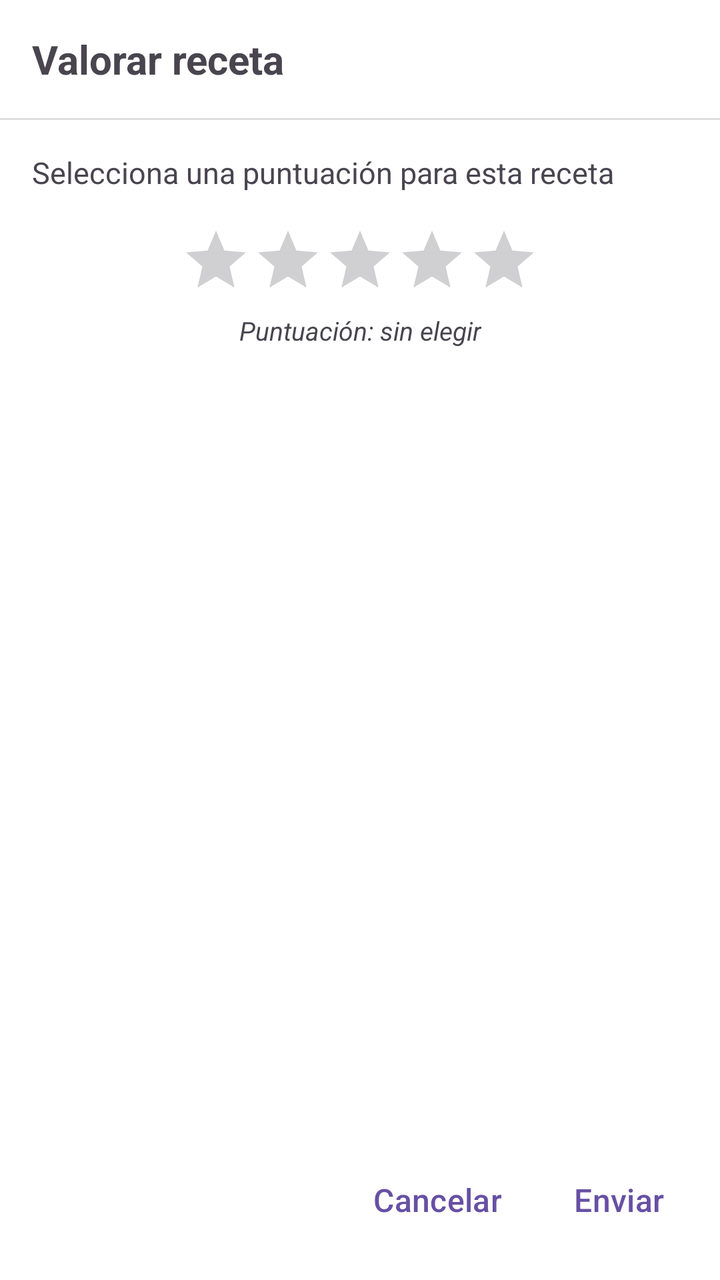
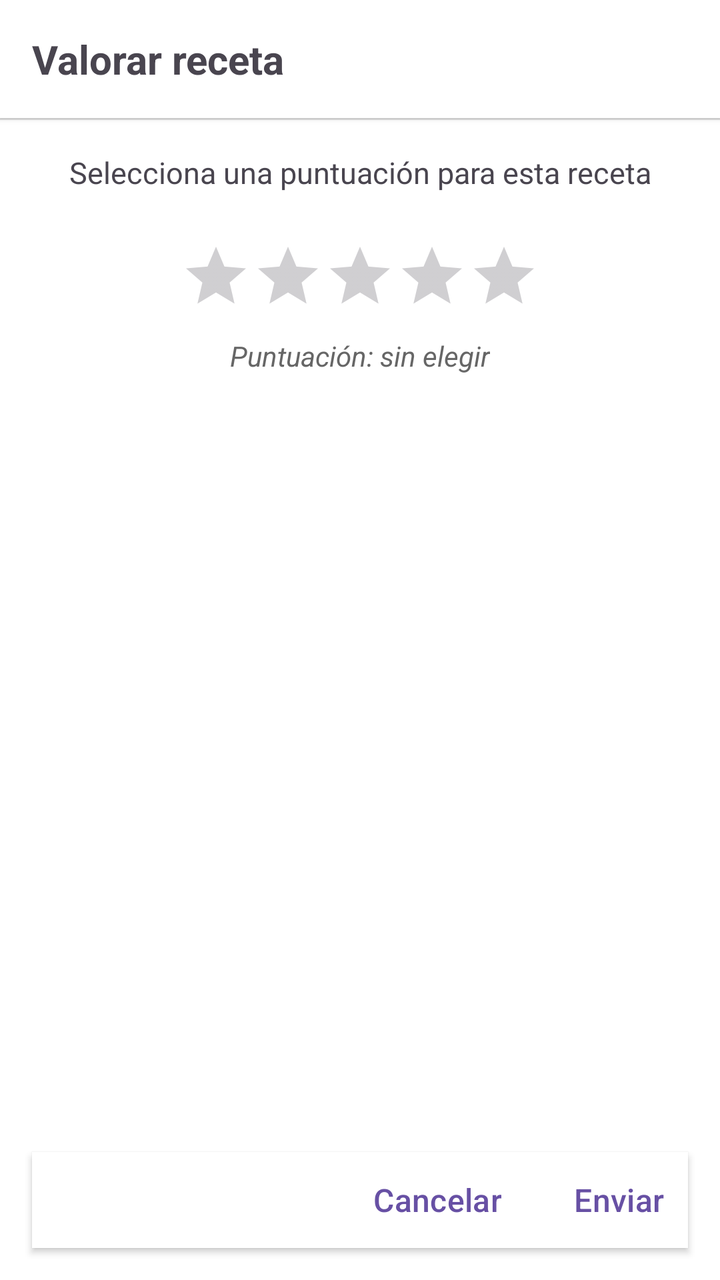

Two renders of the same Android screen: before a commit and after it. Below are the layout's source before the change and the commit's diff.
<!-- AndroidManifest.xml: application theme Theme.RefriMancia -->
<!-- res/layout/popup_valoracion.xml -->
<?xml version="1.0" encoding="utf-8"?>
<androidx.constraintlayout.widget.ConstraintLayout xmlns:android="http://schemas.android.com/apk/res/android"
    xmlns:app="http://schemas.android.com/apk/res-auto"
    android:layout_width="match_parent"
    android:layout_height="match_parent"
    android:background="@android:color/white">

    <TextView
        android:id="@+id/tv_valoracion_titulo"
        android:layout_width="0dp"
        android:layout_height="wrap_content"
        android:padding="16dp"
        android:text="@string/review_dialog_title"
        android:textSize="20sp"
        android:textStyle="bold"
        app:layout_constraintEnd_toEndOf="parent"
        app:layout_constraintStart_toStartOf="parent"
        app:layout_constraintTop_toTopOf="parent" />

    <View
        android:id="@+id/valoracion_divider"
        android:layout_width="match_parent"
        android:layout_height="1dp"
        android:background="#DDDDDD"
        app:layout_constraintTop_toBottomOf="@id/tv_valoracion_titulo" />

    <TextView
        android:id="@+id/tv_valoracion_receta"
        android:layout_width="0dp"
        android:layout_height="wrap_content"
        android:layout_marginStart="16dp"
        android:layout_marginTop="16dp"
        android:layout_marginEnd="16dp"
        android:text="@string/review_dialog_hint"
        android:textSize="15sp"
        app:layout_constraintEnd_toEndOf="parent"
        app:layout_constraintStart_toStartOf="parent"
        app:layout_constraintTop_toBottomOf="@id/valoracion_divider" />

    <RatingBar
            android:id="@+id/rb_valoracion"
            style="@style/Widget.AppCompat.RatingBar.Indicator"
            android:layout_width="wrap_content"
            android:layout_height="wrap_content"
            android:layout_marginTop="16dp"
            android:numStars="5"
            android:stepSize="1"
            android:rating="0"
            app:layout_constraintEnd_toEndOf="parent"
            app:layout_constraintStart_toStartOf="parent"
            app:layout_constraintTop_toBottomOf="@id/tv_valoracion_receta"
            android:isIndicator="false" />

    <TextView
        android:id="@+id/tv_valoracion_seleccionada"
        android:layout_width="wrap_content"
        android:layout_height="wrap_content"
        android:layout_marginTop="8dp"
        android:text="@string/review_dialog_selection_empty"
        android:textSize="13sp"
        android:textStyle="italic"
        app:layout_constraintEnd_toEndOf="parent"
        app:layout_constraintStart_toStartOf="parent"
        app:layout_constraintTop_toBottomOf="@id/rb_valoracion" />

    <LinearLayout
        android:id="@+id/layout_botones_valoracion"
        style="?android:attr/buttonBarStyle"
        android:layout_width="0dp"
        android:layout_height="wrap_content"
        android:layout_margin="16dp"
        android:orientation="horizontal"
        android:gravity="end"
        app:layout_constraintBottom_toBottomOf="parent"
        app:layout_constraintEnd_toEndOf="parent"
        app:layout_constraintStart_toStartOf="parent">

        <Button
                android:id="@+id/btn_cancelar_valoracion"
                android:layout_width="wrap_content"
                android:layout_height="wrap_content"
                android:text="@string/review_dialog_cancel"
                style="?android:attr/buttonBarButtonStyle"
                android:textSize="16sp" />

        <Button
                android:id="@+id/btn_enviar_valoracion"
                android:layout_width="wrap_content"
                android:layout_height="wrap_content"
                android:layout_marginStart="12dp"
                android:text="@string/review_dialog_send"
                style="?android:attr/buttonBarButtonStyle"
                android:textSize="16sp" />
    </LinearLayout>

</androidx.constraintlayout.widget.ConstraintLayout>
<!-- resources referenced by this layout -->
<resources>
  <string name="review_dialog_cancel">Cancelar</string>
  <string name="review_dialog_hint">Selecciona una puntuación para esta receta</string>
  <string name="review_dialog_selection_empty">Puntuación: sin elegir</string>
  <string name="review_dialog_send">Enviar</string>
  <string name="review_dialog_title">Valorar receta</string>
  <style name="Theme.RefriMancia" parent="Base.Theme.RefriMancia" />
  <style name="Base.Theme.RefriMancia" parent="Theme.Material3.DayNight.NoActionBar">
          
          
          <item name="android:statusBarColor">?attr/colorPrimary</item>
          <item name="android:windowLightStatusBar">false</item>
          
      </style>
</resources>

<!-- the commit's change to res/layout/popup_valoracion.xml (unified diff, before → after) -->
@@ -1,10 +1,12 @@
 <?xml version="1.0" encoding="utf-8"?>
-<androidx.constraintlayout.widget.ConstraintLayout xmlns:android="http://schemas.android.com/apk/res/android"
+<androidx.constraintlayout.widget.ConstraintLayout 
+    xmlns:android="http://schemas.android.com/apk/res/android"
     xmlns:app="http://schemas.android.com/apk/res-auto"
     android:layout_width="match_parent"
     android:layout_height="match_parent"
     android:background="@android:color/white">
 
+    
     <TextView
         android:id="@+id/tv_valoracion_titulo"
         android:layout_width="0dp"
@@ -13,10 +15,13 @@
         android:text="@string/review_dialog_title"
         android:textSize="20sp"
         android:textStyle="bold"
+        android:background="@android:color/white"
+        android:elevation="2dp"
         app:layout_constraintEnd_toEndOf="parent"
         app:layout_constraintStart_toStartOf="parent"
         app:layout_constraintTop_toTopOf="parent" />
 
+    
     <View
         android:id="@+id/valoracion_divider"
         android:layout_width="match_parent"
@@ -24,6 +29,7 @@
         android:background="#DDDDDD"
         app:layout_constraintTop_toBottomOf="@id/tv_valoracion_titulo" />
 
+    
     <TextView
         android:id="@+id/tv_valoracion_receta"
         android:layout_width="0dp"
@@ -33,36 +39,42 @@
         android:layout_marginEnd="16dp"
         android:text="@string/review_dialog_hint"
         android:textSize="15sp"
+        android:gravity="center"
         app:layout_constraintEnd_toEndOf="parent"
         app:layout_constraintStart_toStartOf="parent"
         app:layout_constraintTop_toBottomOf="@id/valoracion_divider" />
 
+    
     <RatingBar
-            android:id="@+id/rb_valoracion"
-            style="@style/Widget.AppCompat.RatingBar.Indicator"
-            android:layout_width="wrap_content"
-            android:layout_height="wrap_content"
-            android:layout_marginTop="16dp"
-            android:numStars="5"
-            android:stepSize="1"
-            android:rating="0"
-            app:layout_constraintEnd_toEndOf="parent"
-            app:layout_constraintStart_toStartOf="parent"
-            app:layout_constraintTop_toBottomOf="@id/tv_valoracion_receta"
-            android:isIndicator="false" />
+        android:id="@+id/rb_valoracion"
+        style="@style/Widget.AppCompat.RatingBar.Indicator"
+        android:layout_width="wrap_content"
+        android:layout_height="wrap_content"
+        android:layout_marginTop="24dp"
+        android:numStars="5"
+        android:stepSize="1"
+        android:rating="0"
+        android:isIndicator="false"
+        android:progressTint="?attr/colorPrimary"
+        app:layout_constraintEnd_toEndOf="parent"
+        app:layout_constraintStart_toStartOf="parent"
+        app:layout_constraintTop_toBottomOf="@id/tv_valoracion_receta" />
 
+    
     <TextView
         android:id="@+id/tv_valoracion_seleccionada"
         android:layout_width="wrap_content"
         android:layout_height="wrap_content"
-        android:layout_marginTop="8dp"
+        android:layout_marginTop="12dp"
         android:text="@string/review_dialog_selection_empty"
-        android:textSize="13sp"
+        android:textSize="14sp"
         android:textStyle="italic"
+        android:textColor="#666666"
         app:layout_constraintEnd_toEndOf="parent"
         app:layout_constraintStart_toStartOf="parent"
         app:layout_constraintTop_toBottomOf="@id/rb_valoracion" />
 
+    
     <LinearLayout
         android:id="@+id/layout_botones_valoracion"
         style="?android:attr/buttonBarStyle"
@@ -71,26 +83,32 @@
         android:layout_margin="16dp"
         android:orientation="horizontal"
         android:gravity="end"
+        android:elevation="2dp"
+        android:background="@android:color/white"
         app:layout_constraintBottom_toBottomOf="parent"
         app:layout_constraintEnd_toEndOf="parent"
         app:layout_constraintStart_toStartOf="parent">
 
+        
         <Button
-                android:id="@+id/btn_cancelar_valoracion"
-                android:layout_width="wrap_content"
-                android:layout_height="wrap_content"
-                android:text="@string/review_dialog_cancel"
-                style="?android:attr/buttonBarButtonStyle"
-                android:textSize="16sp" />
+            android:id="@+id/btn_cancelar_valoracion"
+            android:layout_width="wrap_content"
+            android:layout_height="wrap_content"
+            android:text="@string/review_dialog_cancel"
+            style="?android:attr/buttonBarButtonStyle"
+            android:textSize="16sp"
+            android:textColor="?attr/colorPrimary" />
 
+        
         <Button
-                android:id="@+id/btn_enviar_valoracion"
-                android:layout_width="wrap_content"
-                android:layout_height="wrap_content"
-                android:layout_marginStart="12dp"
-                android:text="@string/review_dialog_send"
-                style="?android:attr/buttonBarButtonStyle"
-                android:textSize="16sp" />
+            android:id="@+id/btn_enviar_valoracion"
+            android:layout_width="wrap_content"
+            android:layout_height="wrap_content"
+            android:layout_marginStart="12dp"
+            android:text="@string/review_dialog_send"
+            style="?android:attr/buttonBarButtonStyle"
+            android:textSize="16sp"
+            android:textColor="?attr/colorPrimary" />
     </LinearLayout>
 
 </androidx.constraintlayout.widget.ConstraintLayout>
